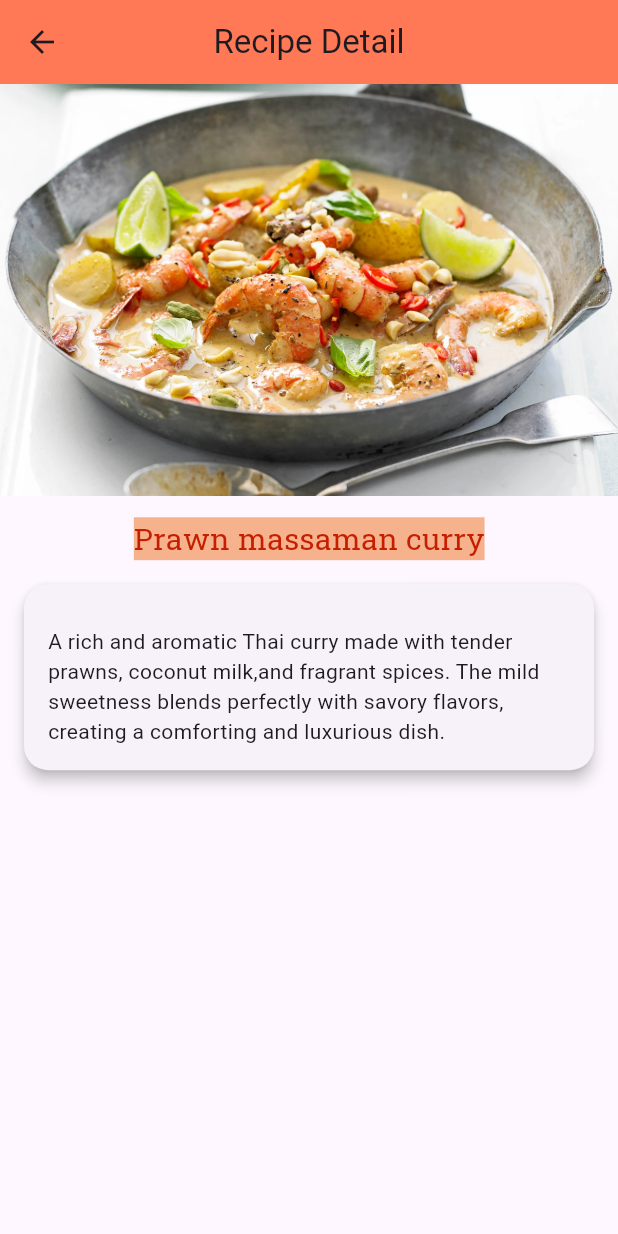
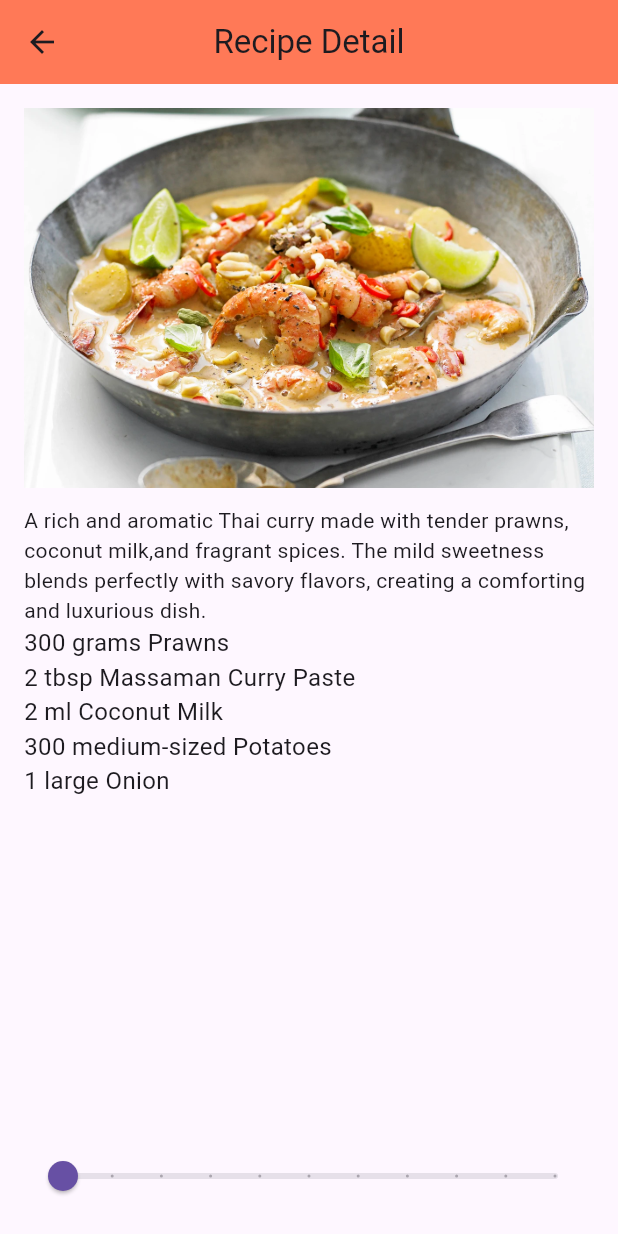
Before and after one commit to natthawadeeboonmak150947-lang/receipes, a Flutter app: the screen it shows after launch, after a tap on "Prawn massaman curry", on a phone screen of 412 x 824 dp. Run offline on Flutter 3.47's test engine with Material 3 defaults, Android fonts, the phone set to English and light mode, and no system bars; our stand-ins replace google_fonts.

Commit message:
Recipe_Ingredient

```diff
--- /dev/null
+++ b/lib/model/ingredient.dart
@@ -0,0 +1,13 @@
+class Ingredient {
+  String name; //Sugar
+  int quantity; //2
+  String unit; // cups
+
+  //Constructor
+  Ingredient({
+    required this.name,
+    required this.quantity,
+    required this.unit,
+  }
+  );
+}
--- a/lib/model/receipe.dart
+++ b/lib/model/receipe.dart
@@ -1,20 +1,58 @@
+import 'package:receipes/model/ingredient.dart';
+
 class Recipe {
  String imgLabel;
  String imageUrl;
  String detail;
+ List<Ingredient> ingredients;
 
-Recipe(this.imageUrl , this.imgLabel , this.detail);
+Recipe(this.imageUrl , this.imgLabel , this.detail , this.ingredients);
 
 static List<Recipe> samples =
   [
    Recipe('assets/images/4460.webp', 'Prawn massaman curry',
-   'A rich and aromatic Thai curry made with tender prawns, coconut milk,and fragrant spices. The mild sweetness blends perfectly with savory flavors, creating a comforting and luxurious dish.'),
+   'A rich and aromatic Thai curry made with tender prawns, coconut milk,and fragrant spices. The mild sweetness blends perfectly with savory flavors, creating a comforting and luxurious dish.',
+   [
+    Ingredient(name:'Prawns' , quantity:300 , unit:'grams' ),
+    Ingredient(name:'Massaman Curry Paste' , quantity:2 , unit:'tbsp' ),
+    Ingredient(name:'Coconut Milk' , quantity:2 , unit:'ml' ),
+    Ingredient(name:'Potatoes' , quantity:300 , unit:'medium-sized' ),
+    Ingredient(name:'Onion' , quantity:1 , unit:'large' ),
+
+   ],
+   ),
    Recipe('assets/images/8018.webp', 'Beef massaman curry',
-   'A classic Thai massaman curry featuring slow-cooked beef, coconut milk,and warm spices. The sauce is thick, creamy, and slightly sweet,delivering deep and satisfying flavors in every bite.'),
+   'A classic Thai massaman curry featuring slow-cooked beef, coconut milk,and warm spices. The sauce is thick, creamy, and slightly sweet,delivering deep and satisfying flavors in every bite.',
+   [
+    Ingredient(name:'Prawns' , quantity:300 , unit:'grams' ),
+    Ingredient(name:'Massaman Curry Paste' , quantity:2 , unit:'tbsp' ),
+    Ingredient(name:'Coconut Milk' , quantity:2 , unit:'ml' ),
+    Ingredient(name:'Potatoes' , quantity:300 , unit:'medium-sized' ),
+    Ingredient(name:'Onion' , quantity:1 , unit:'large' ),
+
+   ],
+   ),
    Recipe('assets/images/1.webp', 'Crying tiger beef salad',
-   'A spicy Thai salad made with grilled beef, fresh herbs, and chili-lime dressing.The bold, smoky flavor of the beef pairs perfectly with the tangy and spicy sauce,making it a vibrant and refreshing dish.'),
+   'A spicy Thai salad made with grilled beef, fresh herbs, and chili-lime dressing.The bold, smoky flavor of the beef pairs perfectly with the tangy and spicy sauce,making it a vibrant and refreshing dish.',
+   [
+    Ingredient(name:'Prawns' , quantity:300 , unit:'grams' ),
+    Ingredient(name:'Massaman Curry Paste' , quantity:2 , unit:'tbsp' ),
+    Ingredient(name:'Coconut Milk' , quantity:2 , unit:'ml' ),
+    Ingredient(name:'Potatoes' , quantity:300 , unit:'medium-sized' ),
+    Ingredient(name:'Onion' , quantity:1 , unit:'large' ),
+
+   ],
+   ),
    Recipe('assets/images/2.webp', 'Thai pumpkin curry',
-   'A comforting Thai curry made with tender pumpkin and creamy coconut milk.The natural sweetness of the pumpkin balances beautifully with mild spices,resulting in a smooth and flavorful vegetarian-friendly dish.'),
-  ];
+   'A comforting Thai curry made with tender pumpkin and creamy coconut milk.The natural sweetness of the pumpkin balances beautifully with mild spices,resulting in a smooth and flavorful vegetarian-friendly dish.',
+  [
+    Ingredient(name:'Prawns' , quantity:300 , unit:'grams' ),
+    Ingredient(name:'Massaman Curry Paste' , quantity:2 , unit:'tbsp' ),
+    Ingredient(name:'Coconut Milk' , quantity:2 , unit:'ml' ),
+    Ingredient(name:'Potatoes' , quantity:300 , unit:'medium-sized' ),
+    Ingredient(name:'Onion' , quantity:1 , unit:'large' ),
+
+   ],
+   ),];
 
 }
--- a/lib/recipe_detail.dart
+++ b/lib/recipe_detail.dart
@@ -1,58 +1,76 @@
+import 'dart:ui_web';
+
 import 'package:flutter/material.dart';
 import 'package:google_fonts/google_fonts.dart';
 import 'package:receipes/model/receipe.dart';
 
-class RecipeDetail extends StatelessWidget{
+class RecipeDetail extends StatefulWidget {
   //receive data from main.dart รับข้อมูลจาก main.dart
   final Recipe recipe;
   //Constructor with required recipe parameter ตัวสร้างที่มีพารามิเตอร์สูตรที่จำเป็น
   const RecipeDetail({super.key, required this.recipe});
 
   @override
+  State<StatefulWidget> createState() {
+    return ReceipDetailState();
+  }
+}
+
+class ReceipDetailState extends State<RecipeDetail> {
+  int sliderValue = 1;
+  @override
   Widget build(BuildContext context) {
     return Scaffold(
       appBar: AppBar(
         title: const Text('Recipe Detail'),
       ),
-      body: Column(children: [
-        Image(image: AssetImage(recipe.imageUrl)),
-        SizedBox(height: 14.0),
-        Text(recipe.imgLabel ,
-        style:GoogleFonts.robotoSlab(
-          color: const Color.fromARGB(255, 198, 30, 0),
-          fontSize: 20,
-          backgroundColor: const Color.fromARGB(255, 246, 178, 141)),
-        ),
-         Padding(
-            padding: const EdgeInsets.all(12.0),   // ขยับ card ให้ไม่ติดขอบจอ
-            child: Card(
-              elevation: 4,                        // เงาเล็ก ๆ ให้ดูนูน
-              shape: RoundedRectangleBorder(
-                borderRadius: BorderRadius.circular(16), // ขอบโค้ง
-              ),
+      body: Center(
         child: Padding(
-                padding: const EdgeInsets.all(16.0),      // padding ใน card
+          padding: const EdgeInsets.all(16.0), // padding ใน card
+
           child: Column(
             crossAxisAlignment: CrossAxisAlignment.start,
             children: [
-                    // Title
-
+              Image(image: AssetImage(widget.recipe.imageUrl)),
               const SizedBox(height: 12),
-
               Text(
-                      recipe.detail,
+                widget.recipe.detail,
                 style: const TextStyle(
                   fontSize: 14.0,
                 ),
                 textAlign: TextAlign.left,
               ),
+              Expanded(
+                child: ListView.builder(
+                  itemBuilder: (BuildContext context, int index) {
+                    final ingredient = widget.recipe.ingredients[index];
+                    return Text(
+                      '${ingredient.quantity *sliderValue} ${ingredient.unit} ${ingredient.name}',
+                      style: const TextStyle(
+                        fontSize: 16.0,
+                      ),
+                    );
+                  },
+                  itemCount: widget.recipe.ingredients.length,
+                ),
+              ),
+              Slider(
+                min: 1.0,
+                max: 10.0,
+                divisions: 10,
+                label: '${sliderValue} servings',
+                value: sliderValue.toDouble(),
+                onChanged: (newValue) {
+                  setState(() {
+                    sliderValue = newValue.toInt();
+                  });
+
+                },
+              ),
             ],
           ),
         ),
       ),
-          ),
-        ]
-        ),
     );
   }
 }
```
Lines whose indentation alone changed are shown as unchanged.
